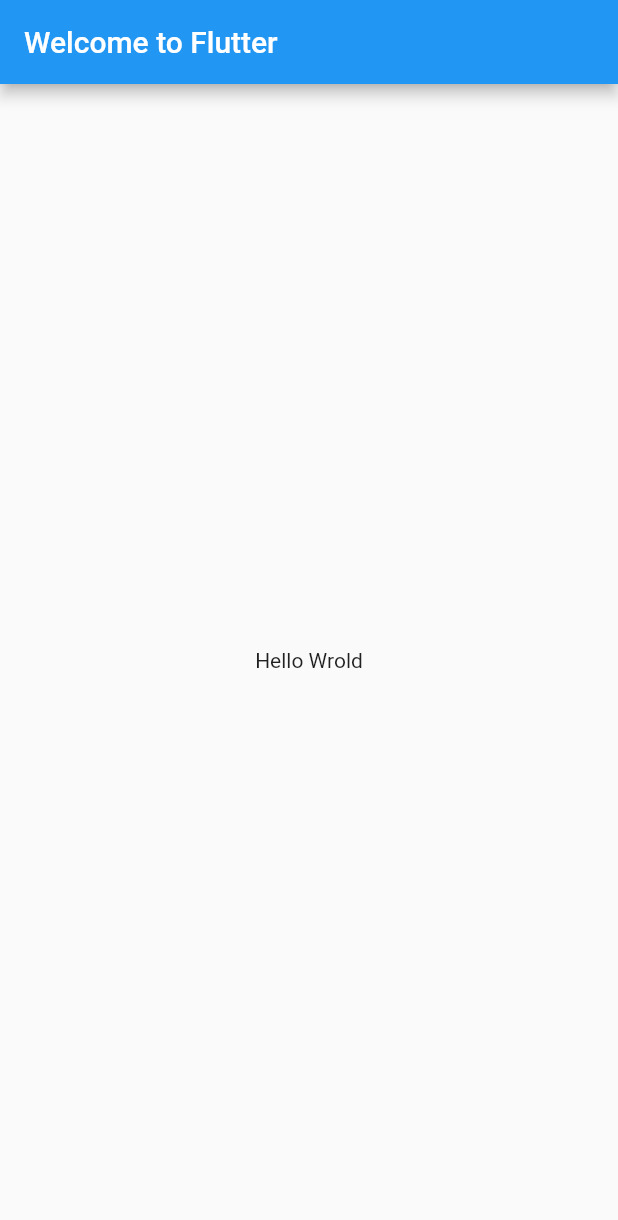
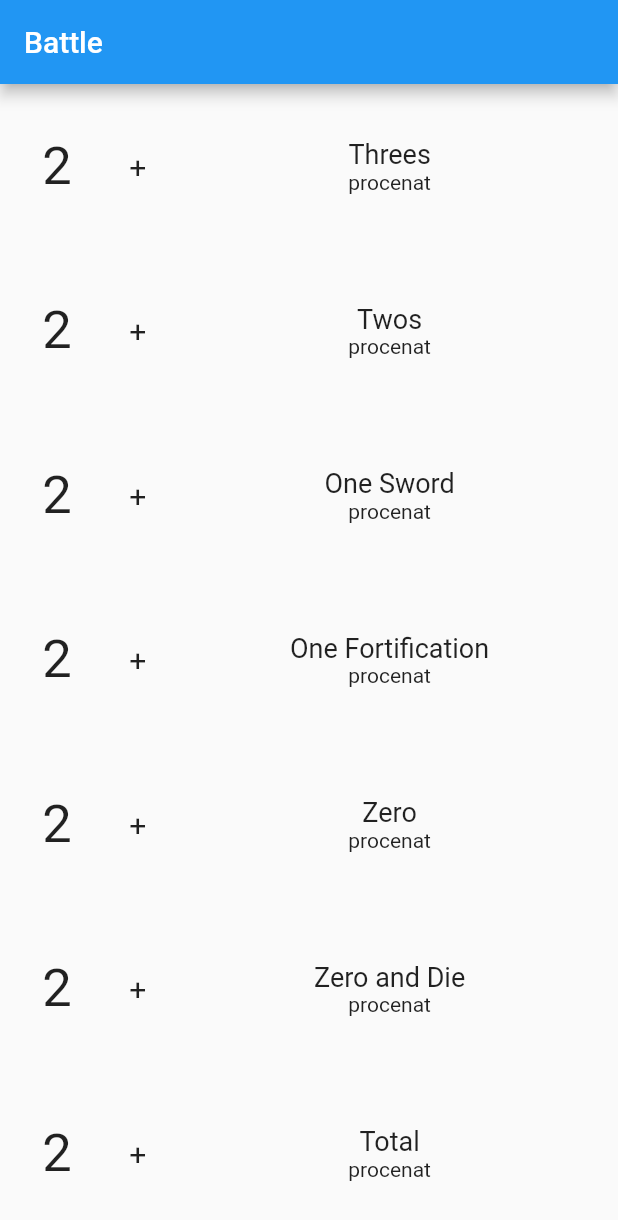
Before and after one commit to krdzo/got-battle, a Flutter app: the screen it shows after launch, on a phone screen of 412 x 824 dp. Shown: the top 1220 px of the screen. Run offline on Flutter 3.47's test engine with Material 2 defaults, Android fonts, the phone set to English and light mode, and no system bars.

Commit message:
Add first rudimentary ui

```diff
--- a/lib/main.dart
+++ b/lib/main.dart
@@ -1,28 +1,72 @@
-// Copyright 2018 The Flutter team. All rights reserved.
-// Use of this source code is governed by a BSD-style license that can be
-// found in the LICENSE file.
-
 import 'package:flutter/material.dart';
 
 void main() {
-  runApp(const MyApp());
+  runApp(const GoT());
 }
 
-class MyApp extends StatelessWidget {
-  const MyApp({Key? key}) : super(key: key);
+class GoT extends StatelessWidget {
+  const GoT({Key? key}) : super(key: key);
 
   @override
   Widget build(BuildContext context) {
     return MaterialApp(
-      title: 'Welcome to Flutter',
+      title: "Tides of a Battle",
       home: Scaffold(
-        appBar: AppBar(
-          title: const Text('Welcome to Flutter'),
-        ),
-        body: const Center(
-          child: Text('Hello Wrold'),
+        appBar: AppBar(title: const Text("Battle")),
+        body: Column(
+          children: const [
+            Expanded(child: Card(tekst: "Threes")),
+            Expanded(child: Card(tekst: "Twos")),
+            Expanded(child: Card(tekst: "One Sword")),
+            Expanded(child: Card(tekst: "One Fortification")),
+            Expanded(child: Card(tekst: "Zero")),
+            Expanded(child: Card(tekst: "Zero and Die")),
+            Expanded(child: Card(tekst: "Total")),
+          ],
         ),
       ),
     );
   }
 }
+
+class Card extends StatelessWidget {
+  final String tekst;
+  const Card({Key? key, required this.tekst}) : super(key: key);
+
+  @override
+  Widget build(BuildContext context) {
+    return Row(
+      children: [
+        const Expanded(
+          flex: 2,
+          child: Center(
+            child: Text(
+              "2",
+              style: TextStyle(fontSize: 35),
+            ),
+          ),
+        ),
+        const Padding(
+          child: Text(
+            "+",
+            style: TextStyle(fontSize: 20),
+          ),
+          padding: EdgeInsets.symmetric(horizontal: 10),
+        ),
+        Expanded(
+          flex: 8,
+          child: Column(
+            mainAxisAlignment: MainAxisAlignment.center,
+            children: [
+              Text(
+                tekst,
+                style: const TextStyle(fontSize: 18),
+              ),
+              const Text("procenat"),
+            ],
+          ),
+        ),
+      ],
+    );
+  }
+}
```
